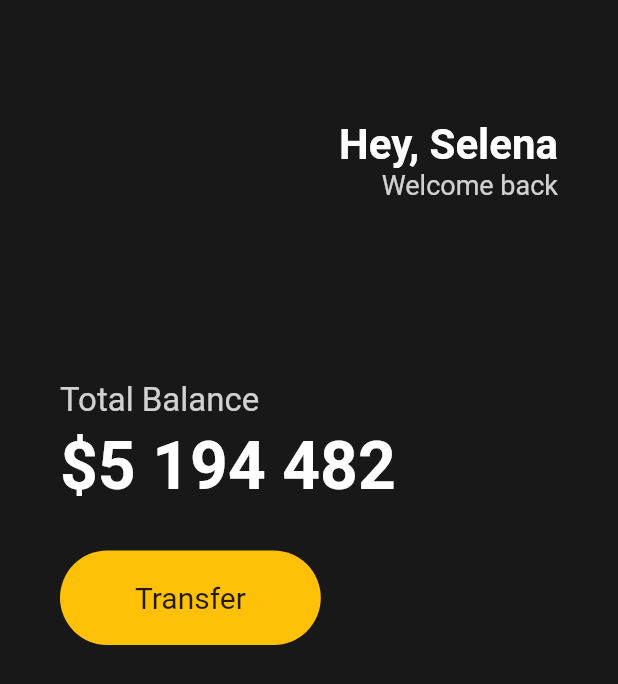
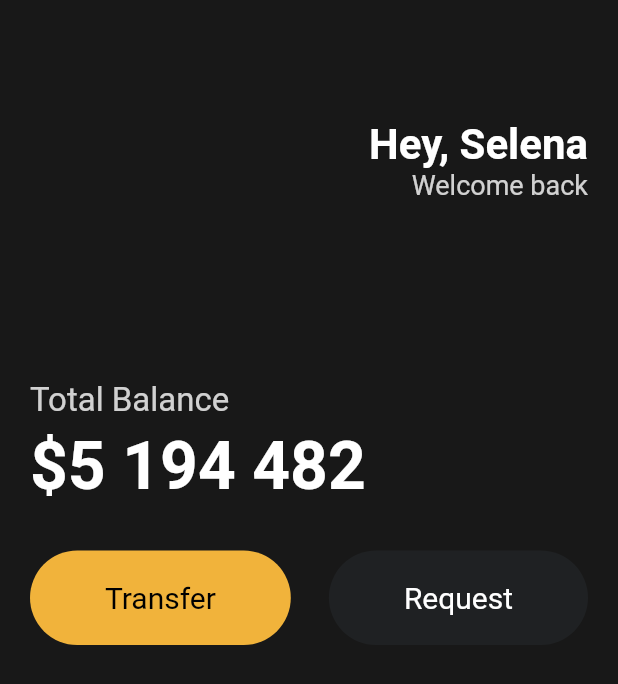
Before and after one commit to hws522/hello-flutter, a Flutter app: the screen it shows after launch, on a phone screen of 412 x 824 dp. Shown: the top 684 px of the screen. Run offline on Flutter 3.47's test engine with Material 2 defaults, Android fonts, the phone set to English and light mode, and no system bars.

Commit message:
~3.5 Reusable Widgets

```diff
--- a/lib/main.dart
+++ b/lib/main.dart
@@ -1,21 +1,24 @@
 import 'package:flutter/material.dart';
+import 'package:hello_flutter/widget/Button.dart';
 
 void main() {
-  runApp(App());
+  runApp(const App());
 }
 
 class App extends StatelessWidget {
+  const App({super.key});
+
   @override
   Widget build(BuildContext context) {
     return MaterialApp(
       home: Scaffold(
-          backgroundColor: Color(0xff181818),
+          backgroundColor: const Color(0xff181818),
           body: Padding(
-            padding: EdgeInsets.symmetric(horizontal: 40),
+            padding: const EdgeInsets.symmetric(horizontal: 20),
             child: Column(
               crossAxisAlignment: CrossAxisAlignment.start,
               children: [
-                SizedBox(
+                const SizedBox(
                   height: 80,
                 ),
                 Row(
@@ -24,7 +27,7 @@ class App extends StatelessWidget {
                     Column(
                       crossAxisAlignment: CrossAxisAlignment.end,
                       children: [
-                        Text(
+                        const Text(
                           'Hey, Selena',
                           style: TextStyle(
                             color: Colors.white,
@@ -43,7 +46,7 @@ class App extends StatelessWidget {
                     )
                   ],
                 ),
-                SizedBox(
+                const SizedBox(
                   height: 120,
                 ),
                 Text(
@@ -53,10 +56,10 @@ class App extends StatelessWidget {
                     color: Colors.white.withOpacity(0.8),
                   ),
                 ),
-                SizedBox(
+                const SizedBox(
                   height: 5,
                 ),
-                Text(
+                const Text(
                   '\$5 194 482',
                   style: TextStyle(
                     fontSize: 44,
@@ -64,29 +67,20 @@ class App extends StatelessWidget {
                     color: Colors.white,
                   ),
                 ),
-                SizedBox(
+                const SizedBox(
                   height: 30,
                 ),
-                Row(
+                const Row(
+                  mainAxisAlignment: MainAxisAlignment.spaceBetween,
                   children: [
-                    Container(
-                      decoration: BoxDecoration(
-                          color: Colors.amber,
-                          borderRadius: BorderRadius.circular(
-                            45,
-                          )),
-                      child: Padding(
-                          padding: EdgeInsets.symmetric(
-                            vertical: 20,
-                            horizontal: 50,
-                          ),
-                          child: Text(
-                            'Transfer',
-                            style: TextStyle(
-                              fontSize: 20,
-                            ),
-                          )),
-                    )
+                    Button(
+                        text: 'Transfer',
+                        bgColor: Color(0xfff1b33b),
+                        textColor: Colors.black),
+                    Button(
+                        text: 'Request',
+                        bgColor: Color(0xff1f2123),
+                        textColor: Colors.white),
                   ],
                 )
               ],
--- /dev/null
+++ b/lib/widget/button.dart
@@ -0,0 +1,37 @@
+import 'package:flutter/material.dart';
+
+class Button extends StatelessWidget {
+  final String text;
+  final Color bgColor;
+  final Color textColor;
+
+  const Button({
+    super.key,
+    required this.text,
+    required this.bgColor,
+    required this.textColor,
+  });
+
+  @override
+  Widget build(BuildContext context) {
+    return Container(
+      decoration: BoxDecoration(
+          color: bgColor,
+          borderRadius: BorderRadius.circular(
+            45,
+          )),
+      child: Padding(
+          padding: const EdgeInsets.symmetric(
+            vertical: 20,
+            horizontal: 50,
+          ),
+          child: Text(
+            text,
+            style: TextStyle(
+              color: textColor,
+              fontSize: 20,
+            ),
+          )),
+    );
+  }
+}
```
Also changed, not shown: 1 other file.
